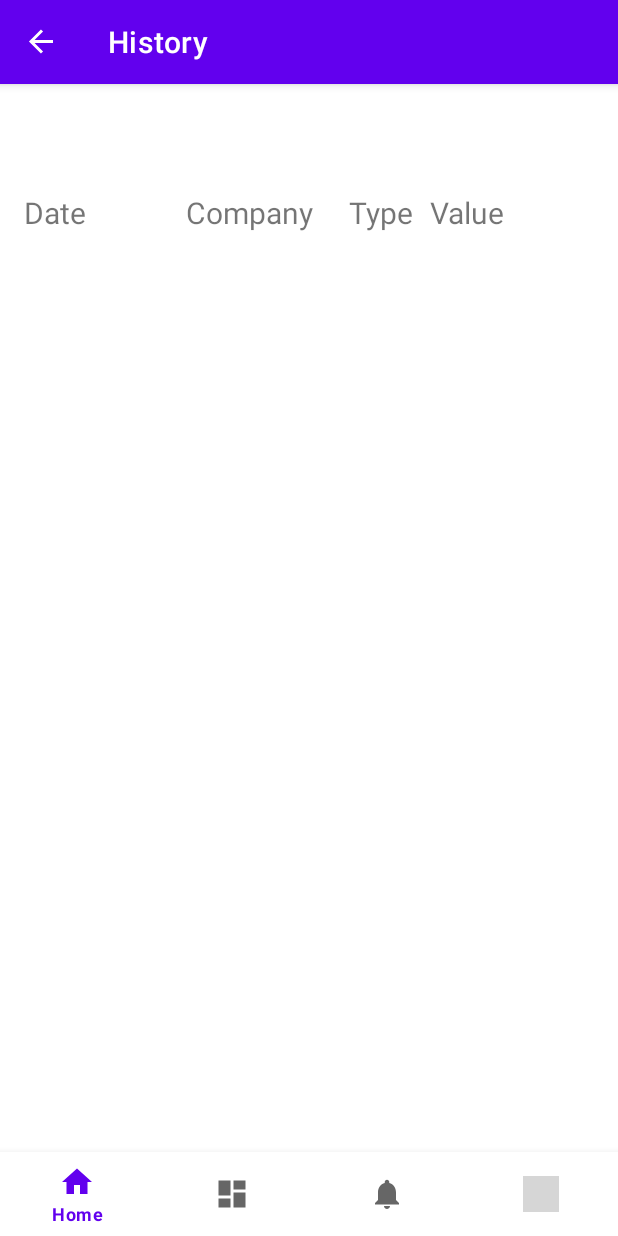
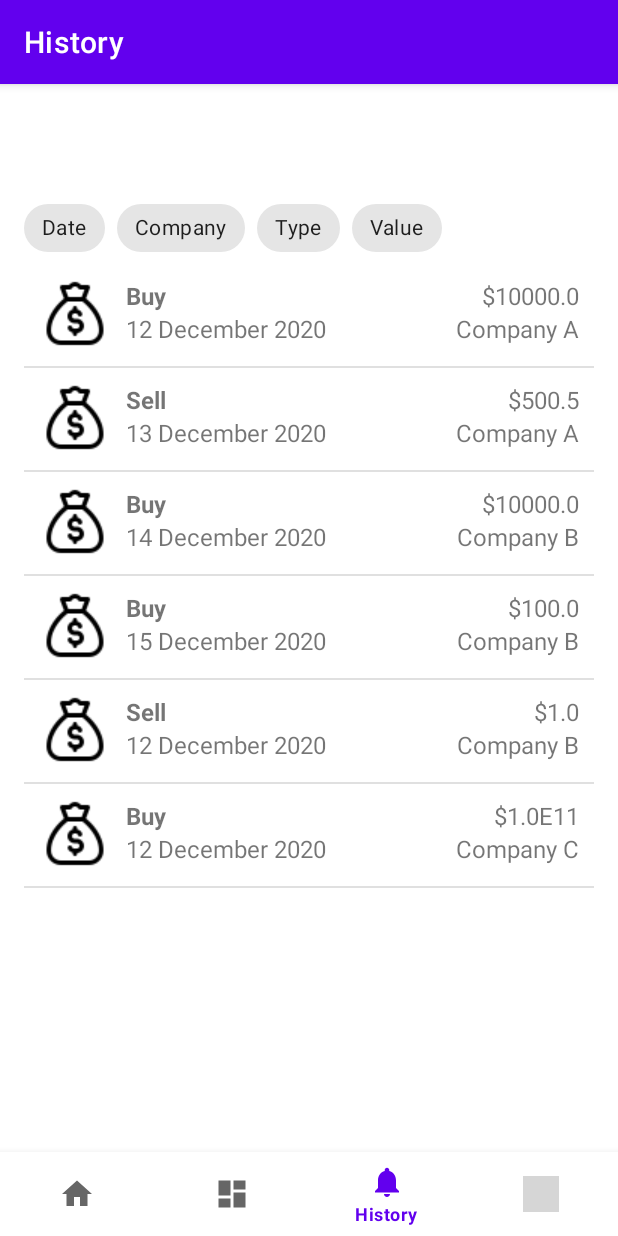
Before and after one commit to AaronCreor/StockMarketShowdown, an Android app: the HistoryFragment screen opened through its navigation route, on a phone screen of 412 x 824 dp. Run offline under Robolectric (Android 15) with nearby library versions, the phone set to English and light mode, and no system bars; our stand-ins replace Firebase (no records; nobody signed in at launch, a user with empty details on screens opened directly), navigation-ui; libraries missing offline, so code that uses them is left out: com.firebase.ui; 1 statement that could not run was skipped; grey boxes are pictures that could not be loaded.

Commit message:
Made it look pretty

```diff
--- a/app/src/main/java/com/example/stockmarketshowdown/MainActivity.kt
+++ b/app/src/main/java/com/example/stockmarketshowdown/MainActivity.kt
@@ -37,7 +37,7 @@ class MainActivity : AppCompatActivity() {
             setOf(
                 R.id.navigation_home,
                 R.id.navigation_dashboard,
-                R.id.navigation_notifications,
+                R.id.navigation_history,
                 R.id.navigation_profile
             )
         )
--- a/app/src/main/java/com/example/stockmarketshowdown/ui/history/HistoryAdapter.kt
+++ b/app/src/main/java/com/example/stockmarketshowdown/ui/history/HistoryAdapter.kt
@@ -6,8 +6,7 @@ import androidx.recyclerview.widget.DiffUtil
 import androidx.recyclerview.widget.ListAdapter
 import androidx.recyclerview.widget.RecyclerView
 import com.example.stockmarketshowdown.databinding.HistoryRowBinding
-import java.time.OffsetDateTime
-import java.time.format.DateTimeFormatter
+import java.text.SimpleDateFormat
 import java.util.Locale
 
 class HistoryAdapter(private val viewModel: HistoryViewModel) :
@@ -35,9 +34,9 @@ class HistoryAdapter(private val viewModel: HistoryViewModel) :
             holder.rowBinding.rowCompany.text = transaction.TradeCompany
             holder.rowBinding.rowType.text = transaction.TradeType
             holder.rowBinding.rowValue.text = "$"+transaction.TradeValue.toString()
-            var odt = OffsetDateTime.parse(transaction.TradeDate.toString())
-            var dtf = DateTimeFormatter.ofPattern("MMM dd, uuuu", Locale.ENGLISH)
-            holder.rowBinding.rowDate.text = dtf.format(odt)
+            var outputFormat = SimpleDateFormat("dd MMMM yyyy", Locale.ENGLISH)
+            val formattedDate = outputFormat.format(transaction.TradeDate)
+            holder.rowBinding.rowDate.text = formattedDate
         }
     }
 
--- a/app/src/main/java/com/example/stockmarketshowdown/ui/history/HistoryFragment.kt
+++ b/app/src/main/java/com/example/stockmarketshowdown/ui/history/HistoryFragment.kt
@@ -30,6 +30,25 @@ class HistoryFragment : Fragment(R.layout.fragment_history) {
         rv.addItemDecoration(itemDecor)
         rv.adapter = adapter
         rv.layoutManager = LinearLayoutManager(rv.context)
+        adapter.submitList(viewModel.getTransactions())
+
+        binding.companyChip.setOnCheckedChangeListener { _, isChecked ->
+
+        }
+
+        binding.dateChip.setOnCheckedChangeListener { _, isChecked ->
+
+        }
+
+        binding.valueChip.setOnCheckedChangeListener { _, isChecked ->
+
+        }
+
+        binding.typeChip.setOnCheckedChangeListener { _, isChecked ->
+
+        }
+
+
     }
 
 
--- a/app/src/main/java/com/example/stockmarketshowdown/ui/history/HistoryViewModel.kt
+++ b/app/src/main/java/com/example/stockmarketshowdown/ui/history/HistoryViewModel.kt
@@ -1,14 +1,51 @@
 package com.example.stockmarketshowdown.ui.history
 
+import androidx.lifecycle.LiveData
+import androidx.lifecycle.MutableLiveData
 import androidx.lifecycle.ViewModel
 
+enum class SortColumn {
+    COMPANY,
+    TYPE,
+    DATE,
+    VALUE
+}
+
+data class SortInfo(val sortColumn: SortColumn, val ascending: Boolean)
 class HistoryViewModel : ViewModel() {
 
     private val history = Transactions.history
+
+    private var historyList = MutableLiveData<List<TransactionHistory>>()
+
+    private var sortInfo = MutableLiveData(SortInfo(SortColumn.DATE, true))
 
     fun getTransaction(position: Int): TransactionHistory {
         return history[position]
     }
 
+    fun getTransactions(): List<TransactionHistory> {
+        return history
+    }
+
+    fun observeHistoryList(): LiveData<List<TransactionHistory>> {
+        return historyList
+    }
+
+    fun observeSortInfo(): LiveData<SortInfo> {
+        return sortInfo
+    }
+
+    fun sortInfoClick(sortColumn: SortColumn, resultListener: () -> Unit) {
+        if (sortInfo.value != null) {
+            if (sortInfo.value!!.sortColumn == sortColumn) {
+                // flip it
+                sortInfo.postValue(SortInfo(sortColumn, !sortInfo.value!!.ascending))
+            } else {
+                sortInfo.postValue(SortInfo(sortColumn, sortInfo.value!!.ascending))
+            }
+        }
+    }
+
 
 }
--- a/app/src/main/res/layout/fragment_history.xml
+++ b/app/src/main/res/layout/fragment_history.xml
@@ -10,42 +10,40 @@
     android:paddingTop="16dp"
     tools:context="ui.history.HistoryFragment">
 
-    <LinearLayout
+    <com.google.android.material.chip.ChipGroup
         android:layout_width="match_parent"
         android:layout_height="wrap_content"
-        android:orientation="horizontal"
+        android:id="@+id/chipGroup"
         >
-        <TextView
-            android:layout_width="0dp"
+        <com.google.android.material.chip.Chip
+            android:id="@+id/dateChip"
+            style="@style/Widget.MaterialComponents.Chip.Filter"
+            android:text="Date"
+            android:layout_width="wrap_content"
             android:layout_height="wrap_content"
-            android:layout_weight="2"
-            android:text="Date"
-            android:textSize="20sp"
-            android:id="@+id/row_date"
             />
-        <TextView
-            android:layout_width="0dp"
+        <com.google.android.material.chip.Chip
+            android:id="@+id/companyChip"
+            style="@style/Widget.MaterialComponents.Chip.Filter"
+            android:text="Company"
+            android:layout_width="wrap_content"
             android:layout_height="wrap_content"
-            android:layout_weight="2"
-            android:text="Company"
-            android:textSize="20sp"
-            android:id="@+id/row_company"
-        />
-        <TextView
-            android:layout_width="0dp"
+            />
+        <com.google.android.material.chip.Chip
+            android:id="@+id/typeChip"
+            style="@style/Widget.MaterialComponents.Chip.Filter"
+            android:text="Type"
+            android:layout_width="wrap_content"
             android:layout_height="wrap_content"
-            android:layout_weight="1"
-            android:text="Type"
-            android:textSize="20sp"
-            android:id="@+id/row_type"/>
-        <TextView
-            android:layout_width="0dp"
+            />
+        <com.google.android.material.chip.Chip
+            android:id="@+id/valueChip"
+            style="@style/Widget.MaterialComponents.Chip.Filter"
+            android:text="Value"
+            android:layout_width="wrap_content"
             android:layout_height="wrap_content"
-            android:layout_weight="2"
-            android:text="Value"
-            android:textSize="20sp"
-            android:id="@+id/row_value"/>
-    </LinearLayout>
+            />
+    </com.google.android.material.chip.ChipGroup>
 
     <androidx.recyclerview.widget.RecyclerView
         android:id="@+id/recyclerView"
--- a/app/src/main/res/layout/history_row.xml
+++ b/app/src/main/res/layout/history_row.xml
@@ -3,38 +3,62 @@
     android:layout_width="match_parent"
     android:layout_height="wrap_content"
     android:orientation="horizontal"
+    android:padding="10dp"
     >
-    <TextView
+    <ImageView
+        android:layout_width="48dp"
+        android:layout_height="48dp"
+        android:id="@+id/rowImage"
+        android:src="@drawable/icons8_money_48"
+        android:layout_marginEnd="10dp"
+        />
+    <LinearLayout
         android:layout_width="0dp"
         android:layout_height="wrap_content"
-        android:layout_weight="2"
-        android:textSize="20sp"
-        android:gravity="start"
-        android:id="@+id/row_date"
-        />
-    <TextView
+        android:orientation="vertical"
+        android:layout_weight="1"
+        >
+        <TextView
+            android:layout_width="wrap_content"
+            android:layout_height="wrap_content"
+            android:textSize="16sp"
+            android:textStyle="bold"
+            android:text="Buy"
+            android:gravity="start"
+            android:id="@+id/row_type"
+            />
+        <TextView
+            android:layout_width="wrap_content"
+            android:layout_height="wrap_content"
+            android:textSize="16sp"
+            android:text="May 12, 2024"
+            android:gravity="start"
+            android:id="@+id/row_date"
+            />
+    </LinearLayout>
+    <LinearLayout
         android:layout_width="0dp"
         android:layout_height="wrap_content"
-        android:layout_weight="2"
-        android:textSize="20sp"
-        android:gravity="start"
-        android:id="@+id/row_company"
-        />
-    <TextView
-        android:layout_width="0dp"
-        android:layout_height="wrap_content"
+        android:orientation="vertical"
         android:layout_weight="1"
-        android:textSize="20sp"
-        android:gravity="start"
-        android:id="@+id/row_type"
-        />
-    <TextView
-        android:layout_width="0dp"
-        android:layout_height="wrap_content"
-        android:layout_weight="2"
-        android:textSize="20sp"
-        android:gravity="start"
-        android:id="@+id/row_value"
-        />
+        >
+        <TextView
+            android:layout_width="wrap_content"
+            android:layout_height="wrap_content"
+            android:text="$10,000"
+            android:textSize="16sp"
+            android:layout_gravity="end"
+            android:id="@+id/row_value"
+            />
+        <TextView
+            android:layout_width="wrap_content"
+            android:layout_height="wrap_content"
+            android:textSize="16sp"
+            android:text="Company A"
+            android:layout_gravity="end"
+            android:id="@+id/row_company"
+            />
+    </LinearLayout>
+
 
 </LinearLayout>
--- a/app/src/main/res/menu/bottom_nav_menu.xml
+++ b/app/src/main/res/menu/bottom_nav_menu.xml
@@ -12,9 +12,9 @@
         android:title="@string/title_dashboard" />
 
     <item
-        android:id="@+id/navigation_notifications"
+        android:id="@+id/navigation_history"
         android:icon="@drawable/ic_notifications_black_24dp"
-        android:title="@string/title_notifications" />
+        android:title="History" />
     <item
         android:id="@+id/navigation_profile"
         android:icon="@drawable/fui_ic_phone_white_24dp"
```
Also changed, not shown: app/src/main/res/drawable/icons8_money_48.png (added).
